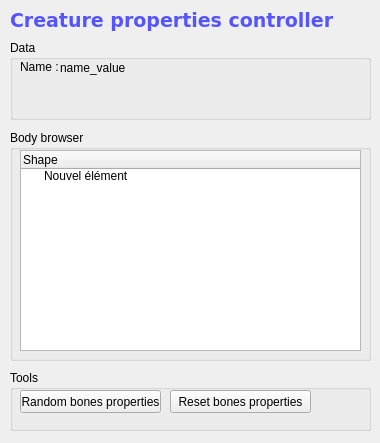
Above: src/genelab/core/ui/widgets/entities/entitypropertiescontroller.ui from GeneCraft/GeneCraft-Project before the change. Below: the same form after it.
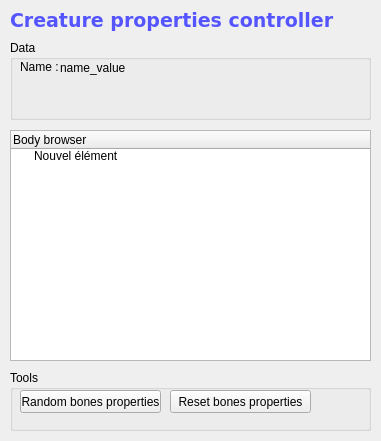
That is the form after the change.

Diff of the .ui file:
```diff
--- a/src/genelab/core/ui/widgets/entities/entitypropertiescontroller.ui
+++ b/src/genelab/core/ui/widgets/entities/entitypropertiescontroller.ui
@@ -6,8 +6,8 @@
    <rect>
     <x>0</x>
     <y>0</y>
-    <width>380</width>
-    <height>443</height>
+    <width>381</width>
+    <height>441</height>
    </rect>
   </property>
   <property name="windowTitle">
@@ -37,39 +37,6 @@
     <string>Creature properties controller</string>
    </property>
   </widget>
-  <widget class="QGroupBox" name="groupBox">
-   <property name="geometry">
-    <rect>
-     <x>10</x>
-     <y>130</y>
-     <width>361</width>
-     <height>231</height>
-    </rect>
-   </property>
-   <property name="title">
-    <string>Body browser</string>
-   </property>
-   <widget class="QTreeWidget" name="twBodyTree">
-    <property name="geometry">
-     <rect>
-      <x>10</x>
-      <y>20</y>
-      <width>341</width>
-      <height>201</height>
-     </rect>
-    </property>
-    <column>
-     <property name="text">
-      <string>Shape</string>
-     </property>
-    </column>
-    <item>
-     <property name="text">
-      <string>Nouvel élément</string>
-     </property>
-    </item>
-   </widget>
-  </widget>
   <widget class="QGroupBox" name="groupBox_2">
    <property name="geometry">
     <rect>
@@ -148,6 +115,26 @@
     </property>
    </widget>
   </widget>
+  <widget class="QTreeWidget" name="twBodyTree">
+   <property name="geometry">
+    <rect>
+     <x>10</x>
+     <y>130</y>
+     <width>361</width>
+     <height>231</height>
+    </rect>
+   </property>
+   <column>
+    <property name="text">
+     <string>Body browser</string>
+    </property>
+   </column>
+   <item>
+    <property name="text">
+     <string>Nouvel élément</string>
+    </property>
+   </item>
+  </widget>
  </widget>
  <resources/>
  <connections/>
```
